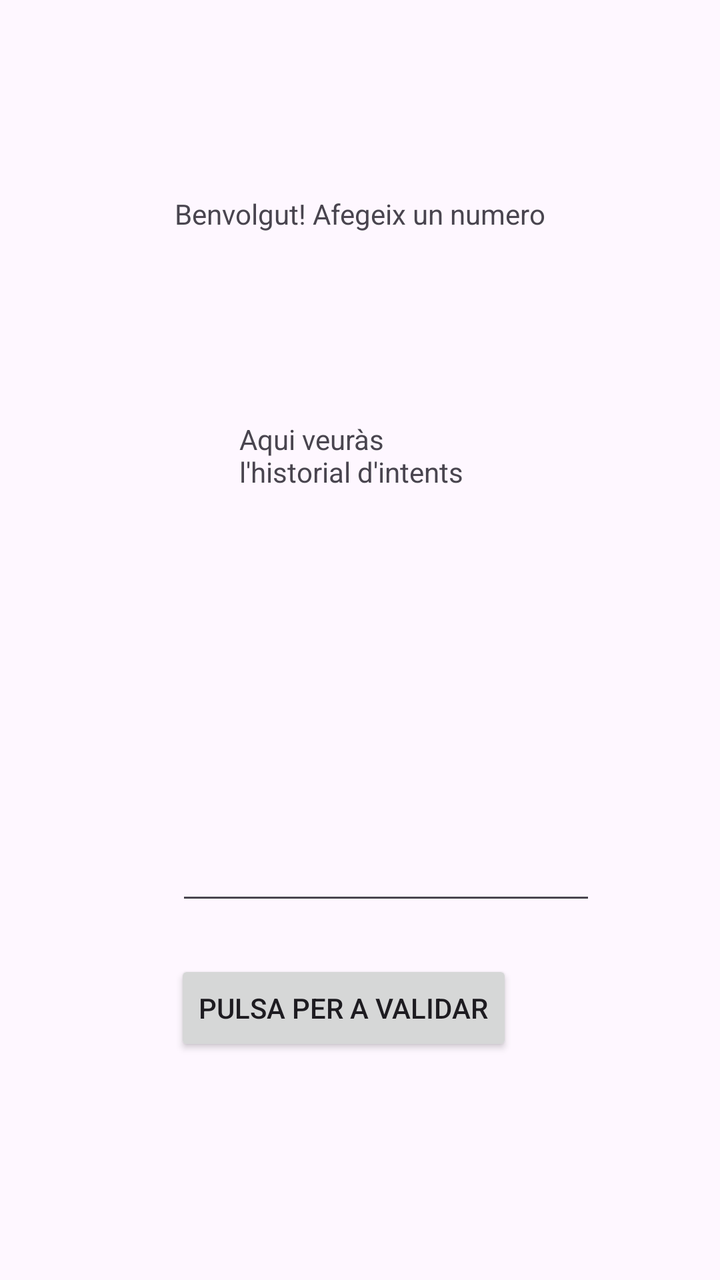
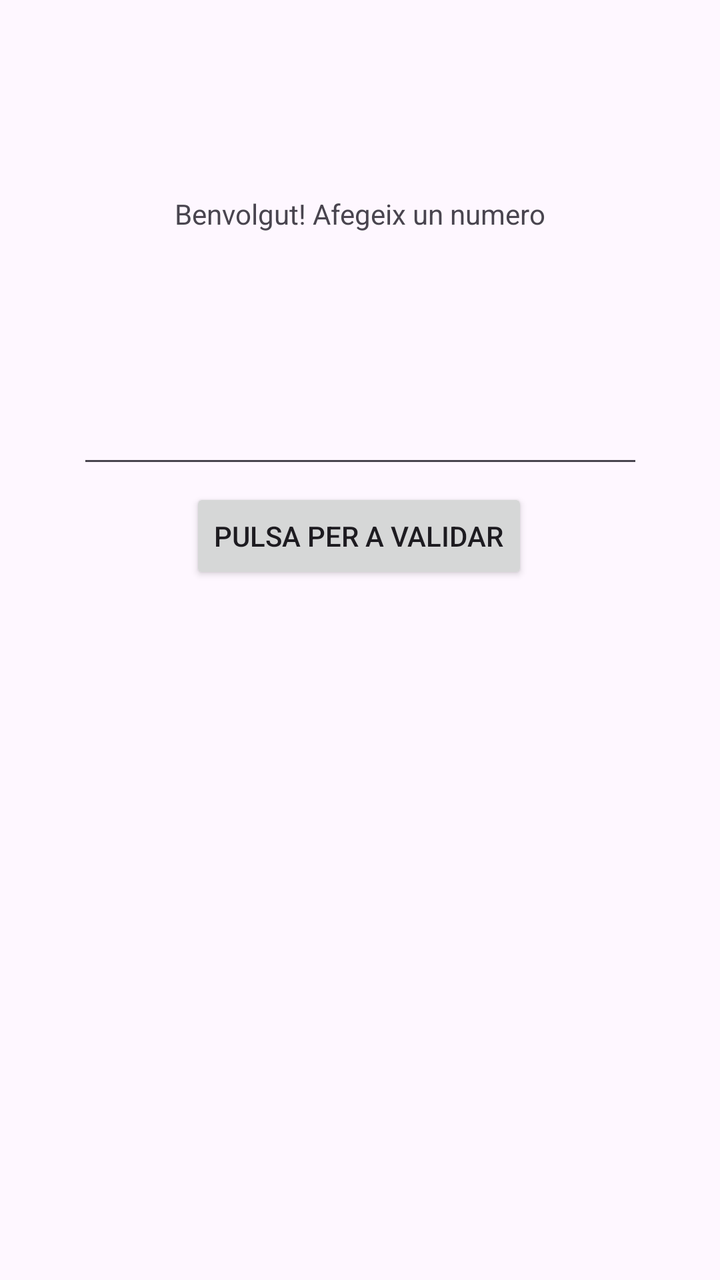

Before-and-after screenshots of an Android layout around one commit, followed by the original layout XML and the change that was made.
<!-- AndroidManifest.xml: application theme Theme.GuessTheNumber -->
<!-- res/layout/activity_main.xml -->
<?xml version="1.0" encoding="utf-8"?>
<androidx.constraintlayout.widget.ConstraintLayout xmlns:android="http://schemas.android.com/apk/res/android"
    xmlns:app="http://schemas.android.com/apk/res-auto"
    xmlns:tools="http://schemas.android.com/tools"
    android:id="@+id/main"
    android:layout_width="match_parent"
    android:layout_height="match_parent"
    tools:context=".MainActivity">

    <TextView
        android:layout_width="wrap_content"
        android:layout_height="wrap_content"
        android:text="Benvolgut! Afegeix un numero"
        app:layout_constraintBottom_toBottomOf="parent"
        app:layout_constraintEnd_toEndOf="parent"
        app:layout_constraintStart_toStartOf="parent"
        app:layout_constraintTop_toTopOf="parent"
        app:layout_constraintVertical_bias="0.157" />

    <androidx.constraintlayout.widget.Group android:layout_width="wrap_content"
        android:layout_height="wrap_content" />

    <EditText
        android:id="@+id/editTextNumber"
        android:layout_width="wrap_content"
        android:layout_height="wrap_content"
        android:layout_marginStart="88dp"
        android:ems="10"
        android:inputType="number"
        app:layout_constraintBottom_toBottomOf="parent"
        app:layout_constraintStart_toStartOf="parent"
        app:layout_constraintTop_toTopOf="parent"
        app:layout_constraintVertical_bias="0.695" />

    <Button
        android:id="@+id/button"
        android:layout_width="wrap_content"
        android:layout_height="wrap_content"
        android:text="Pulsa per a validar"
        app:layout_constraintBottom_toBottomOf="parent"
        app:layout_constraintEnd_toEndOf="parent"
        app:layout_constraintHorizontal_bias="0.457"
        app:layout_constraintStart_toStartOf="parent"
        app:layout_constraintTop_toTopOf="parent"
        app:layout_constraintVertical_bias="0.811" />

    <TextView
        android:id="@+id/textView"
        android:layout_width="120dp"
        android:layout_height="86dp"
        android:text="Aqui veuràs l'historial d'intents"
        app:layout_constraintBottom_toBottomOf="parent"
        app:layout_constraintEnd_toEndOf="parent"
        app:layout_constraintHorizontal_bias="0.498"
        app:layout_constraintStart_toStartOf="parent"
        app:layout_constraintTop_toTopOf="parent"
        app:layout_constraintVertical_bias="0.379" />

</androidx.constraintlayout.widget.ConstraintLayout>
<!-- resources referenced by this layout -->
<resources>
  <style name="Theme.GuessTheNumber" parent="Base.Theme.GuessTheNumber" />
  <style name="Base.Theme.GuessTheNumber" parent="Theme.Material3.DayNight.NoActionBar">
          
          
      </style>
</resources>

<!-- the commit's change to res/layout/activity_main.xml (unified diff, before → after) -->
@@ -8,6 +8,7 @@
     tools:context=".MainActivity">
 
     <TextView
+        android:id="@+id/textView3"
         android:layout_width="wrap_content"
         android:layout_height="wrap_content"
         android:text="Benvolgut! Afegeix un numero"
@@ -16,21 +17,20 @@
         app:layout_constraintStart_toStartOf="parent"
         app:layout_constraintTop_toTopOf="parent"
         app:layout_constraintVertical_bias="0.157" />
-
     <androidx.constraintlayout.widget.Group android:layout_width="wrap_content"
         android:layout_height="wrap_content" />
 
     <EditText
         android:id="@+id/editTextNumber"
-        android:layout_width="wrap_content"
-        android:layout_height="wrap_content"
-        android:layout_marginStart="88dp"
+        android:layout_width="283dp"
+        android:layout_height="98dp"
         android:ems="10"
         android:inputType="number"
         app:layout_constraintBottom_toBottomOf="parent"
+        app:layout_constraintEnd_toEndOf="parent"
         app:layout_constraintStart_toStartOf="parent"
         app:layout_constraintTop_toTopOf="parent"
-        app:layout_constraintVertical_bias="0.695" />
+        app:layout_constraintVertical_bias="0.26" />
 
     <Button
         android:id="@+id/button"
@@ -39,21 +39,31 @@
         android:text="Pulsa per a validar"
         app:layout_constraintBottom_toBottomOf="parent"
         app:layout_constraintEnd_toEndOf="parent"
-        app:layout_constraintHorizontal_bias="0.457"
+        app:layout_constraintHorizontal_bias="0.497"
         app:layout_constraintStart_toStartOf="parent"
         app:layout_constraintTop_toTopOf="parent"
-        app:layout_constraintVertical_bias="0.811" />
+        app:layout_constraintVertical_bias="0.412" />
 
-    <TextView
-        android:id="@+id/textView"
-        android:layout_width="120dp"
-        android:layout_height="86dp"
-        android:text="Aqui veuràs l'historial d'intents"
+    <ScrollView
+        android:layout_width="323dp"
+        android:layout_height="229dp"
         app:layout_constraintBottom_toBottomOf="parent"
         app:layout_constraintEnd_toEndOf="parent"
-        app:layout_constraintHorizontal_bias="0.498"
         app:layout_constraintStart_toStartOf="parent"
         app:layout_constraintTop_toTopOf="parent"
-        app:layout_constraintVertical_bias="0.379" />
+        app:layout_constraintVertical_bias="0.719">
+
+        <LinearLayout
+            android:layout_width="match_parent"
+            android:layout_height="wrap_content"
+            android:orientation="vertical" >
+
+            <TextView
+                android:id="@+id/historyNumber"
+                android:layout_width="match_parent"
+                android:layout_height="wrap_content"
+                android:text="" />
+        </LinearLayout>
+    </ScrollView>
 
 </androidx.constraintlayout.widget.ConstraintLayout>
<!-- resource entries referenced after the edit -->
@@ -1,7 +1,7 @@
 <!-- resources referenced by this layout -->
 <resources>
-  <style name="Theme.GuessTheNumber" parent="Base.Theme.GuessTheNumber" />
-  <style name="Base.Theme.GuessTheNumber" parent="Theme.Material3.DayNight.NoActionBar">
+  <style name="Theme.PR12_GuessTheNumber_pmarc" parent="Base.Theme.PR12_GuessTheNumber_pmarc" />
+  <style name="Base.Theme.PR12_GuessTheNumber_pmarc" parent="Theme.Material3.DayNight.NoActionBar">
           
           
       </style>
